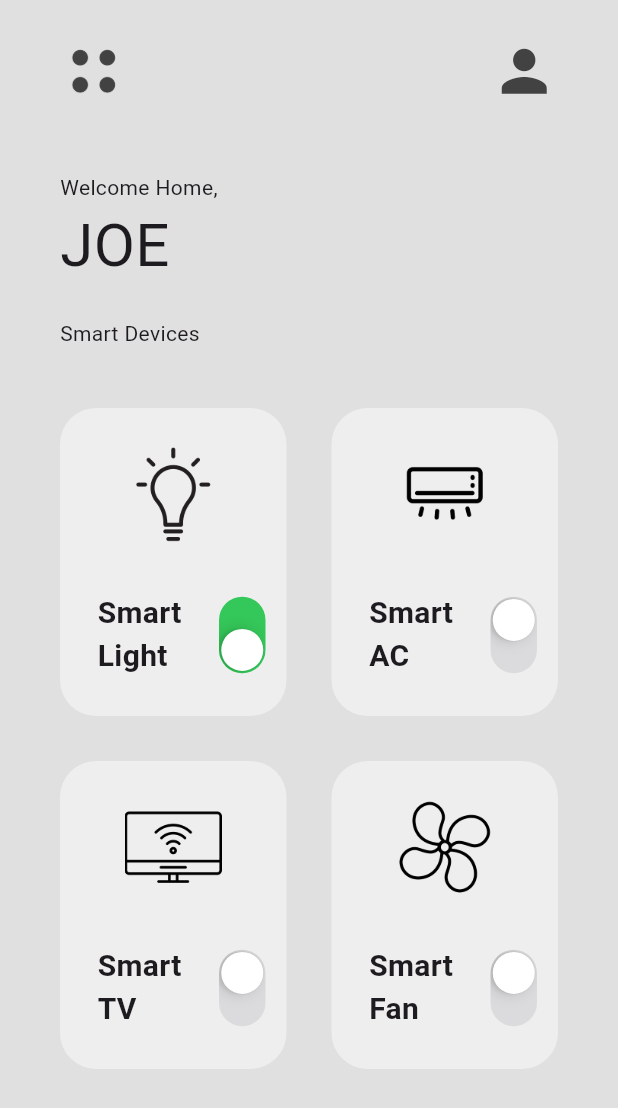
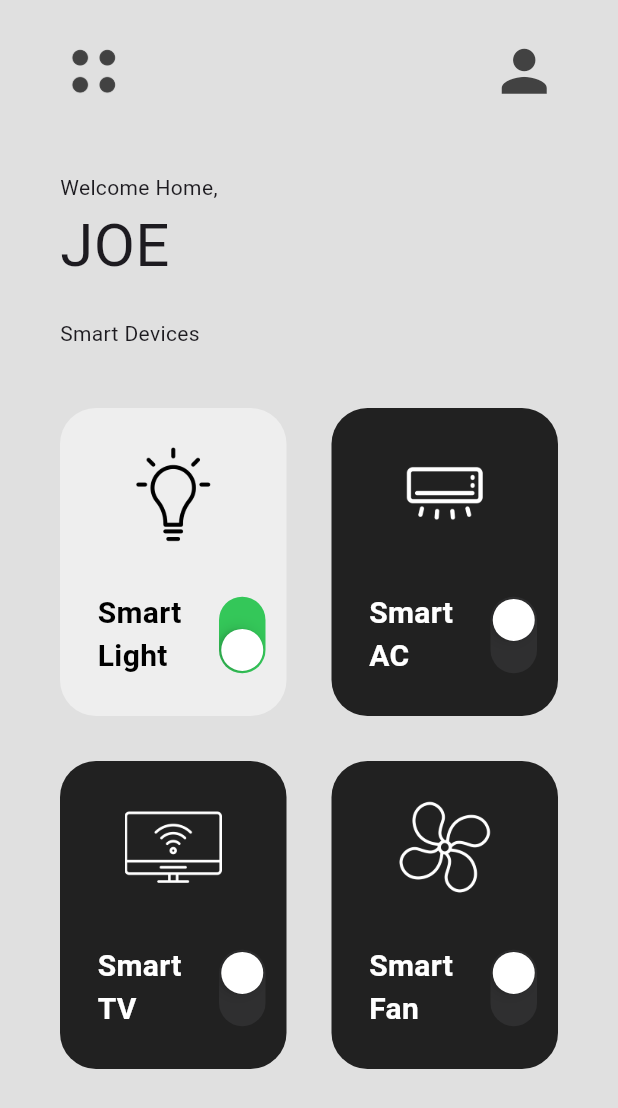
Before and after one commit to JoeDareZone/smarty-pants, a Flutter app: the screen it shows after launch, on a phone screen of 412 x 824 dp. Shown: the top 1108 px of the screen. Run offline on Flutter 3.47's test engine with Material 3 defaults, Android fonts, the phone set to English and light mode, and no system bars.

Commit message:
style: :lipstick: Change color of box based on poweron

```diff
--- a/lib/util/smart_device_box.dart
+++ b/lib/util/smart_device_box.dart
@@ -23,13 +23,14 @@ class SmartDeviceBox extends StatelessWidget {
         padding: const EdgeInsets.all(15.0),
         child: Container(
             decoration: BoxDecoration(
-                color: Colors.grey[200],
+                color: powerOn ? Colors.grey[200] : Colors.grey[900],
                 borderRadius: BorderRadius.circular(24)),
-            padding: EdgeInsets.symmetric(vertical: 25),
+            padding: const EdgeInsets.symmetric(vertical: 25),
             child: Column(
               mainAxisAlignment: MainAxisAlignment.spaceBetween,
               children: [
                 Image.asset(
+                  color: powerOn ? Colors.black : Colors.white,
                   iconPath,
                   height: 65,
                 ),
@@ -40,7 +41,9 @@ class SmartDeviceBox extends StatelessWidget {
                           padding: const EdgeInsets.only(left: 25.0),
                           child: Text(smartDeviceName,
                               style: TextStyle(
-                                  fontWeight: FontWeight.bold, fontSize: 20))),
+                                  color: powerOn ? Colors.black : Colors.white,
+                                  fontWeight: FontWeight.bold,
+                                  fontSize: 20))),
                     ),
                     Transform.rotate(
                         angle: pi / 2,
```
